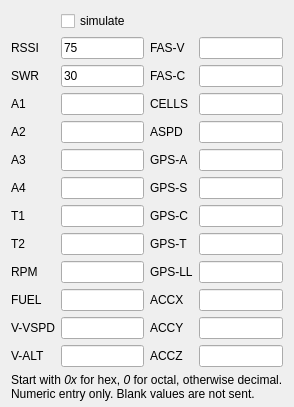
Before: the Qt Designer form companion/src/simulation/telemetrysimu.ui in opentx/opentx, drawn with Qt 5.
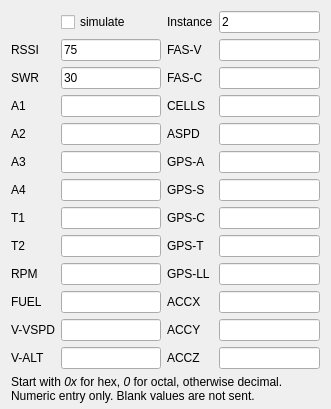
After: the same form once the commit is applied.

Commit message:
Add ability to set sensor instance to telemetry simulator so that it can send data to existing sensors (D sensors with instance 25).
Add default sensor values to RSSI, SWR, A1, A2, RXBat so that
alarms set with LS/SF don't constantly alarm.

```diff
--- a/companion/src/simulation/telemetrysimu.ui
+++ b/companion/src/simulation/telemetrysimu.ui
@@ -6,7 +6,7 @@
    <rect>
     <x>0</x>
     <y>0</y>
-    <width>278</width>
+    <width>331</width>
     <height>384</height>
    </rect>
   </property>
@@ -326,6 +326,20 @@
        </property>
       </widget>
      </item>
+     <item row="0" column="2">
+      <widget class="QLabel" name="label_26">
+       <property name="text">
+        <string>Instance</string>
+       </property>
+      </widget>
+     </item>
+     <item row="0" column="3">
+      <widget class="QLineEdit" name="Instance">
+       <property name="text">
+        <string>2</string>
+       </property>
+      </widget>
+     </item>
     </layout>
    </item>
    <item row="2" column="0">
```
The commit also changes 3 other files.
